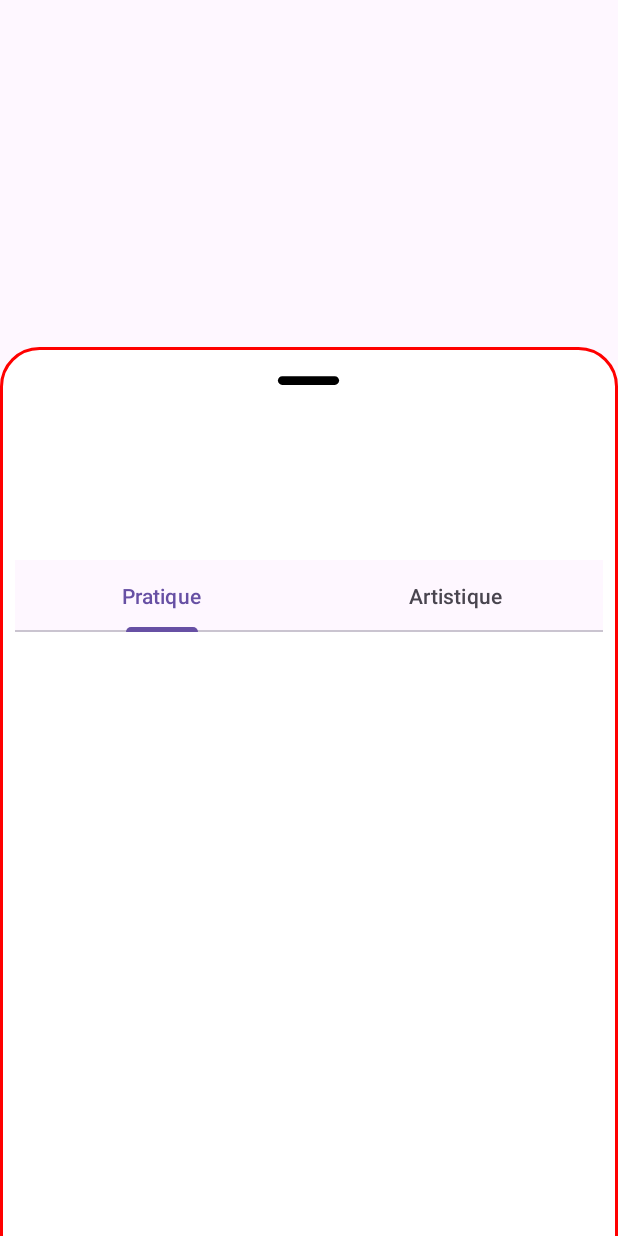
After one commit to SaadaLaura/UpcyclingScore, an Android app: the layout fragment_bottom_sheet.xml on its own in the app's theme, with its tools: preview values and no code run, on a phone screen of 412 x 824 dp. The commit adds this screen. Run offline under Robolectric (Android 15) with nearby library versions, the phone set to English and light mode, and no system bars.

Commit message:
Gestion de la BottomSheet par fragment

```diff
--- a/app/build.gradle.kts
+++ b/app/build.gradle.kts
@@ -42,6 +42,7 @@ dependencies {
     implementation(libs.camera.lifecycle)
     implementation(libs.camera.view)
     implementation(libs.barcode.scanning)
+    implementation(libs.fragment)
     testImplementation(libs.junit)
     androidTestImplementation(libs.ext.junit)
     androidTestImplementation(libs.espresso.core)
--- /dev/null
+++ b/app/src/main/res/drawable/score_pastille_background.xml
@@ -0,0 +1,7 @@
+<shape xmlns:android="http://schemas.android.com/apk/res/android"
+    android:shape="oval">
+    <solid android:color="#FFFFFF"/> <!-- Couleur par défaut, sera remplacée en code -->
+    <size
+        android:width="60dp"
+        android:height="60dp"/>
+</shape>
--- /dev/null
+++ b/app/src/main/res/layout/fragment_bottom_sheet.xml
@@ -0,0 +1,86 @@
+<?xml version="1.0" encoding="utf-8"?>
+<androidx.coordinatorlayout.widget.CoordinatorLayout
+    xmlns:android="http://schemas.android.com/apk/res/android"
+    xmlns:app="http://schemas.android.com/apk/res-auto"
+    xmlns:tools="http://schemas.android.com/tools"
+    android:id="@+id/main"
+    android:layout_width="match_parent"
+    android:layout_height="match_parent"
+    tools:context=".MainActivity">
+
+    <FrameLayout
+        android:id="@+id/bottom_sheet"
+        android:orientation="vertical"
+        android:layout_width="match_parent"
+        android:layout_height="match_parent"
+        app:layout_behavior="com.google.android.material.bottomsheet.BottomSheetBehavior"
+        app:behavior_hideable="true"
+        android:background="@drawable/dialogbkg">
+
+        <ImageView
+            android:id="@+id/drag_bottom_sheet"
+            android:layout_width="70dp"
+            android:layout_height="wrap_content"
+            android:src="@drawable/round_remove_24"
+            android:layout_gravity="center|top"
+            android:scaleType="centerCrop"
+            android:contentDescription="@string/open_dialog" />
+
+        <!--Contenu-->
+        <RelativeLayout
+            android:layout_width="match_parent"
+            android:layout_height="wrap_content"
+            android:layout_below="@id/drag_bottom_sheet"
+            android:orientation="vertical">
+
+            <TextView
+                android:id="@+id/produit_text"
+                android:layout_width="270dp"
+                android:layout_height="100dp"
+                android:layout_margin="16dp"
+                android:layout_weight="1"
+                android:background="@android:color/transparent"
+                android:clickable="true"
+                android:paddingHorizontal="32dp"
+                android:paddingVertical="16dp"
+                android:textColor="@color/black"
+                android:textSize="15sp"
+                android:contentDescription="test" />
+
+            <TextView
+                android:id="@+id/score_pastille"
+                android:layout_width="60dp"
+                android:layout_height="60dp"
+                android:layout_alignTop="@id/produit_text"
+                android:layout_alignBottom="@id/produit_text"
+                android:layout_marginStart="-10dp"
+                android:layout_marginTop="12dp"
+                android:layout_marginBottom="27dp"
+                android:layout_toEndOf="@id/produit_text"
+                android:background="@drawable/score_pastille_background"
+                android:gravity="center"
+                android:textSize="16sp"
+                android:textStyle="bold" />
+
+            <com.google.android.material.tabs.TabLayout
+                android:layout_width="match_parent"
+                android:layout_height="wrap_content"
+                android:layout_below="@id/produit_text">
+
+                <com.google.android.material.tabs.TabItem
+                    android:layout_width="wrap_content"
+                    android:layout_height="wrap_content"
+                    android:text="Pratique" />
+
+                <com.google.android.material.tabs.TabItem
+                    android:layout_width="wrap_content"
+                    android:layout_height="wrap_content"
+                    android:text="Artistique" />
+
+            </com.google.android.material.tabs.TabLayout>
+        </RelativeLayout>
+
+    </FrameLayout>
+
+
+</androidx.coordinatorlayout.widget.CoordinatorLayout>
--- a/app/src/main/res/values/strings.xml
+++ b/app/src/main/res/values/strings.xml
@@ -2,4 +2,6 @@
     <string name="app_name">InovationProject-S8-UpcyclingScore</string>
     <string name="test">Test</string>
     <string name="open_dialog">Drag to see more</string>
+    <!-- TODO: Remove or change this placeholder text -->
+    <string name="hello_blank_fragment">Hello blank fragment</string>
 </resources>
--- a/gradle/libs.versions.toml
+++ b/gradle/libs.versions.toml
@@ -8,7 +8,8 @@ material = "1.12.0"
 activity = "1.9.0"
 constraintlayout = "2.1.4"
 camerax = "1.3.4"
-barcode-scanning = "17.0.3"
+barcode-scanning = "17.2.0"
+fragment = "1.8.1"
 
 [libraries]
 junit = { group = "junit", name = "junit", version.ref = "junit" }
@@ -23,6 +24,7 @@ camera-camera2 = { group = "androidx.camera", name = "camera-camera2", version.r
 camera-lifecycle = { group = "androidx.camera", name = "camera-lifecycle", version.ref = "camerax" }
 camera-view = { group = "androidx.camera", name = "camera-view", version.ref = "camerax" }
 barcode-scanning = { group = "com.google.mlkit", name = "barcode-scanning", version.ref = "barcode-scanning" }
+fragment = { group = "androidx.fragment", name = "fragment", version.ref = "fragment"}
 
 [plugins]
 android-application = { id = "com.android.application", version.ref = "agp" }
```
Also changed, not shown: app/src/main/java/com/upcycling/BottomSheetFragment.java (added, +84 -0 lines), app/src/main/java/com/upcycling/MainActivity.java (+31 -33 lines), app/src/main/java/com/upcycling/ScannerActivity.java (+42 -8 lines), app/src/main/res/layout/activity_main.xml (+11 -66 lines), app/src/main/res/layout/activity_scanner.xml (+8 -0 lines).
